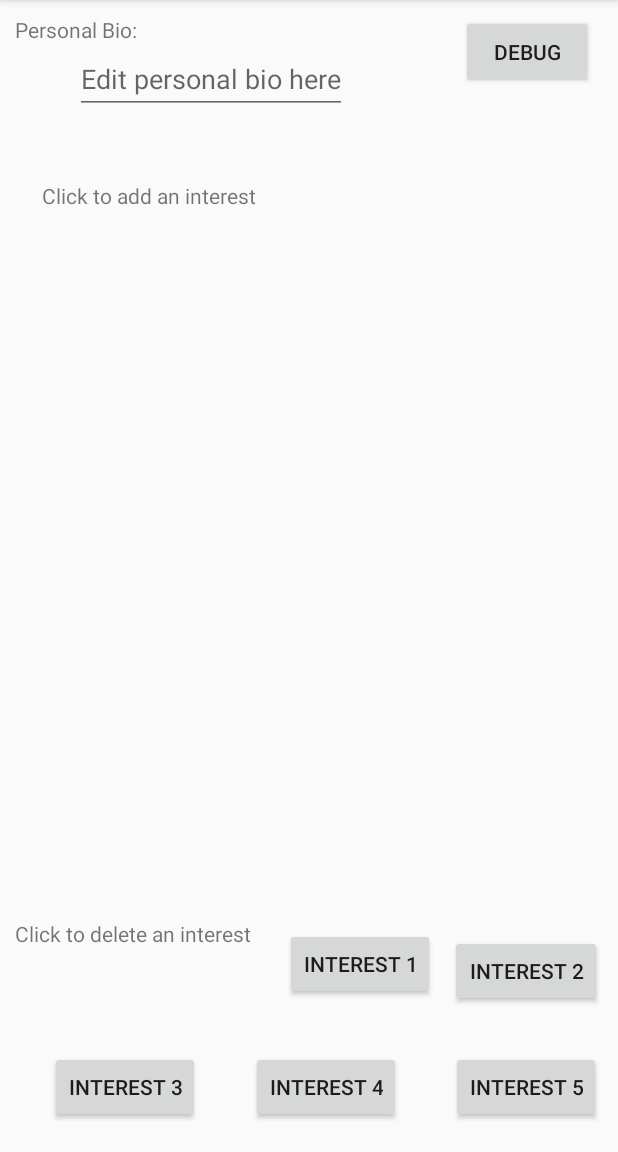
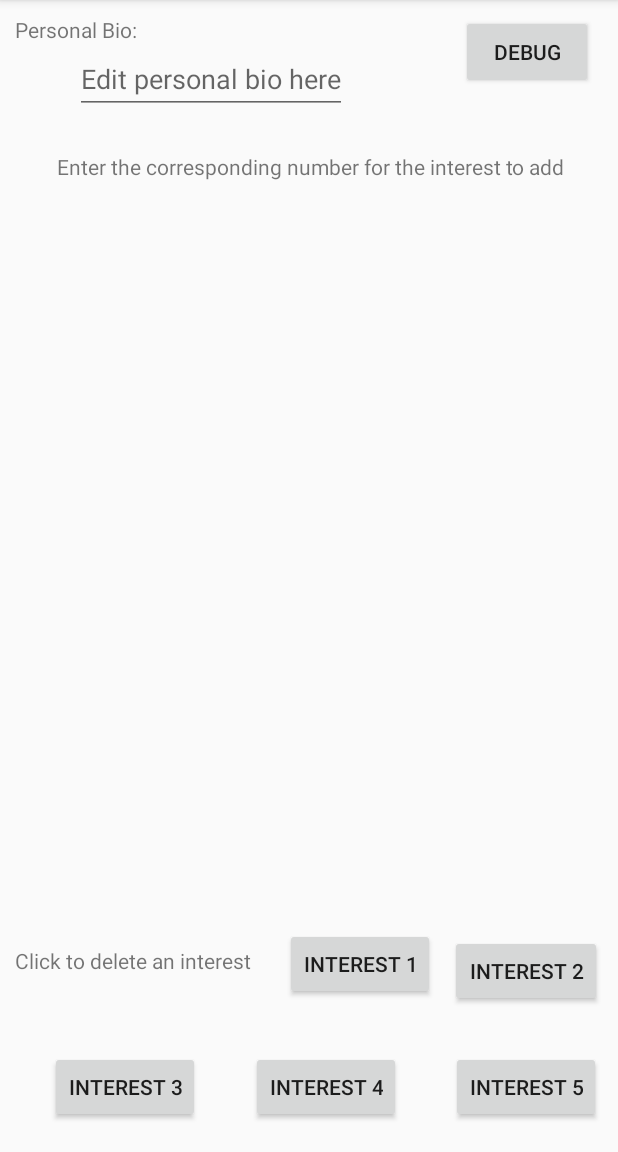
Before and after one commit to reccos0515/SS_4, an Android app: the fragment EditProfileFragment placed in its activity, on a phone screen of 412 x 824 dp, the part 84-1236 px from its top. Run offline under Robolectric (Android 15) with nearby library versions, the phone set to English and light mode, and no system bars; our stand-ins replace Volley; network calls fail; 3 statements that could not run were skipped.

Commit message:
Pushing so Maggie can edit

```diff
--- a/app/src/main/res/layout/fragment_edit_profile.xml
+++ b/app/src/main/res/layout/fragment_edit_profile.xml
@@ -134,7 +134,7 @@
         app:layout_constraintHorizontal_bias="0.009"
         app:layout_constraintStart_toStartOf="parent"
         app:layout_constraintTop_toTopOf="parent"
-        app:layout_constraintVertical_bias="0.822" />
+        app:layout_constraintVertical_bias="0.846" />
 
 
     <Button
@@ -154,19 +154,19 @@
         app:layout_constraintVertical_bias="0.003" />
 
     <TextView
-        android:layout_width="203dp"
-        android:layout_height="25dp"
+        android:layout_width="wrap_content"
+        android:layout_height="wrap_content"
         android:layout_marginBottom="8dp"
         android:layout_marginEnd="8dp"
         android:layout_marginStart="8dp"
         android:layout_marginTop="8dp"
-        android:text="Click to add an interest"
+        android:text="Enter the corresponding number for the interest to add"
         app:layout_constraintBottom_toBottomOf="parent"
         app:layout_constraintEnd_toEndOf="parent"
-        app:layout_constraintHorizontal_bias="0.103"
+        app:layout_constraintHorizontal_bias="0.518"
         app:layout_constraintStart_toStartOf="parent"
         app:layout_constraintTop_toTopOf="parent"
-        app:layout_constraintVertical_bias="0.155" />
+        app:layout_constraintVertical_bias="0.127" />
 
 
 </android.support.constraint.ConstraintLayout>
```
